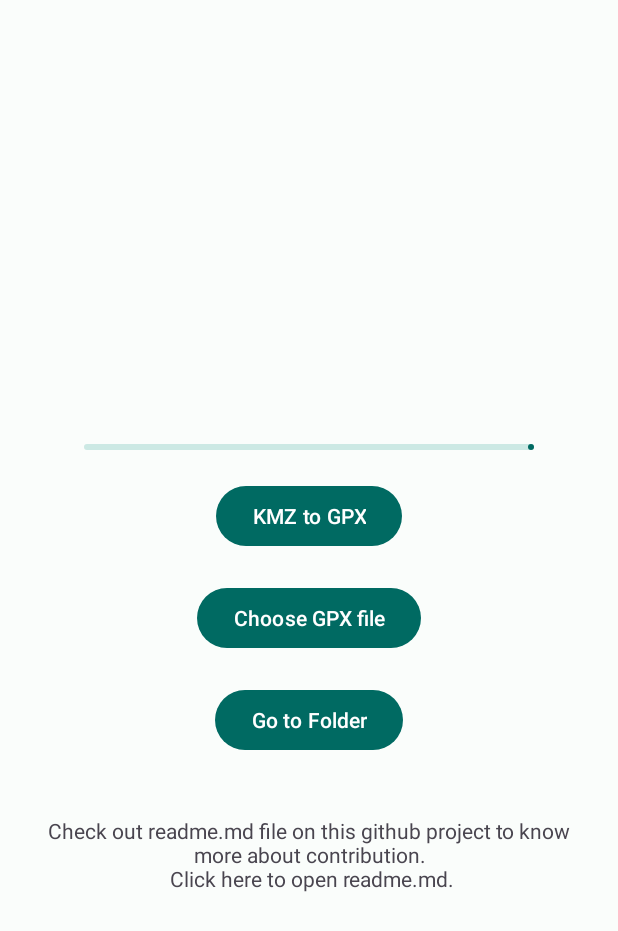
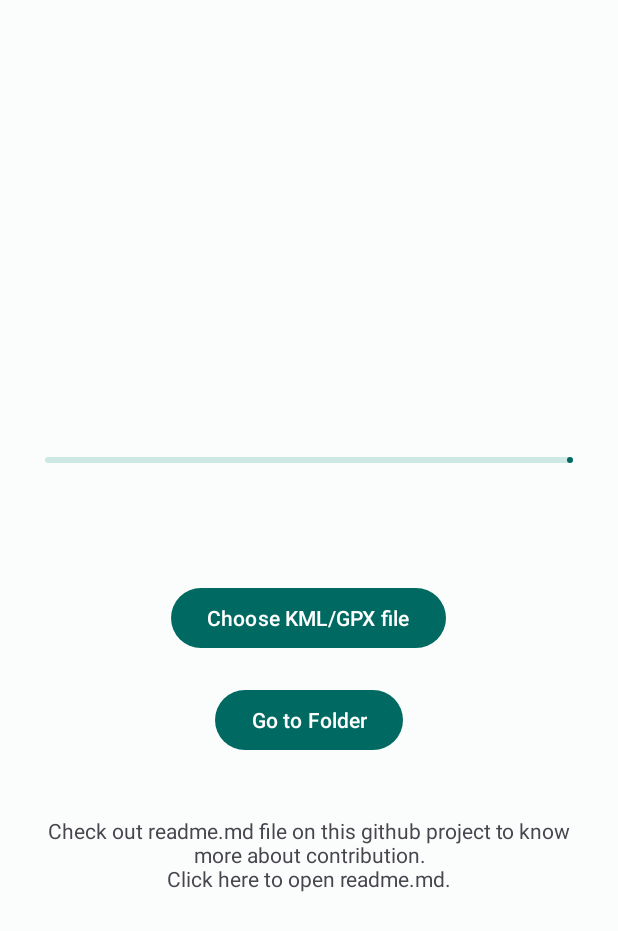
Before and after one commit to supersu-man/gitam-transit, an Android app: the ContributionActivity screen opened directly, with no data from a screen before it, on a phone screen of 412 x 824 dp. Shown: the top 931 px of the screen. Run offline under Robolectric (Android 15) with nearby library versions, the phone set to English and light mode, and no system bars; libraries missing offline, so code that uses them is left out: com.karumi.dexter; 1 statement that could not run was skipped.

Commit message:
Pre-alpha 10

```diff
--- a/app/src/main/java/com/supersuman/gitamtransit/fragments/RoutesFragment.kt
+++ b/app/src/main/java/com/supersuman/gitamtransit/fragments/RoutesFragment.kt
@@ -68,8 +68,9 @@ class RoutesFragment : Fragment() {
             val busInfo = RoutesData(busName, startPoint, it.get("route").toString(), mutableListOf())
             data.add(busInfo)
         }
-        requireActivity().runOnUiThread {
-            recyclerView.adapter = RoutesAdapter(data, requireActivity())
+
+        activity?.runOnUiThread {
+            recyclerView.adapter?.notifyDataSetChanged()
         }
     }
 }
--- a/app/src/main/res/layout/activity_contribution.xml
+++ b/app/src/main/res/layout/activity_contribution.xml
@@ -7,42 +7,40 @@
 
     <com.google.android.material.progressindicator.LinearProgressIndicator
         android:id="@+id/contributionActivityProgressBar"
-        android:layout_width="300dp"
-        android:layout_centerHorizontal="true"
+        android:layout_width="match_parent"
         android:layout_height="wrap_content"
-        android:layout_margin="10dp"
-        android:layout_above="@+id/contributionActivityKmz2GpxButton"
+        android:layout_margin="30dp"
+        android:layout_centerInParent="true"
+        android:layout_above="@+id/contributionActivityProgressText"
         />
 
-    <com.google.android.material.button.MaterialButton
-        android:id="@+id/contributionActivityKmz2GpxButton"
-        android:layout_width="wrap_content"
+    <TextView
+        android:id="@+id/contributionActivityProgressText"
+        android:layout_width="match_parent"
         android:layout_height="wrap_content"
         android:layout_above="@+id/contributionActivityFileButton"
-        android:layout_centerHorizontal="true"
-        android:layout_marginStart="10dp"
-        android:layout_marginTop="10dp"
-        android:layout_marginEnd="10dp"
-        android:layout_marginBottom="10dp"
-        android:text="KMZ to GPX" />
+        android:layout_centerInParent="true"
+        android:layout_margin="10dp"
+        android:gravity="center"
+        />
 
     <com.google.android.material.button.MaterialButton
         android:id="@+id/contributionActivityFileButton"
         android:layout_width="wrap_content"
         android:layout_height="wrap_content"
-        android:text="Choose GPX file"
+        android:text="Choose KML/GPX file"
         android:layout_margin="10dp"
         android:layout_centerInParent="true"
         />
 
     <com.google.android.material.button.MaterialButton
         android:id="@+id/contributionActivityFolderButton"
-        android:layout_below="@+id/contributionActivityFileButton"
         android:layout_width="wrap_content"
         android:layout_height="wrap_content"
         android:layout_margin="10dp"
         android:text="Go to Folder"
-        android:layout_centerHorizontal="true"
+        android:layout_centerInParent="true"
+        android:layout_below="@+id/contributionActivityFileButton"
         />
 
     <TextView
@@ -50,7 +48,7 @@
         android:layout_width="wrap_content"
         android:layout_height="wrap_content"
         android:layout_below="@+id/contributionActivityFolderButton"
-        android:layout_centerHorizontal="true"
+        android:layout_centerInParent="true"
         android:layout_margin="30dp"
         android:gravity="center"
         />
```
Also changed, not shown: app/build.gradle (+5 -4 lines), app/src/main/AndroidManifest.xml (+3 -4 lines), app/src/main/java/com/supersuman/gitamtransit/ContributionActivity.kt (+107 -35 lines), app/src/main/java/com/supersuman/gitamtransit/fragments/FavouritesFragment.kt (+25 -22 lines).
